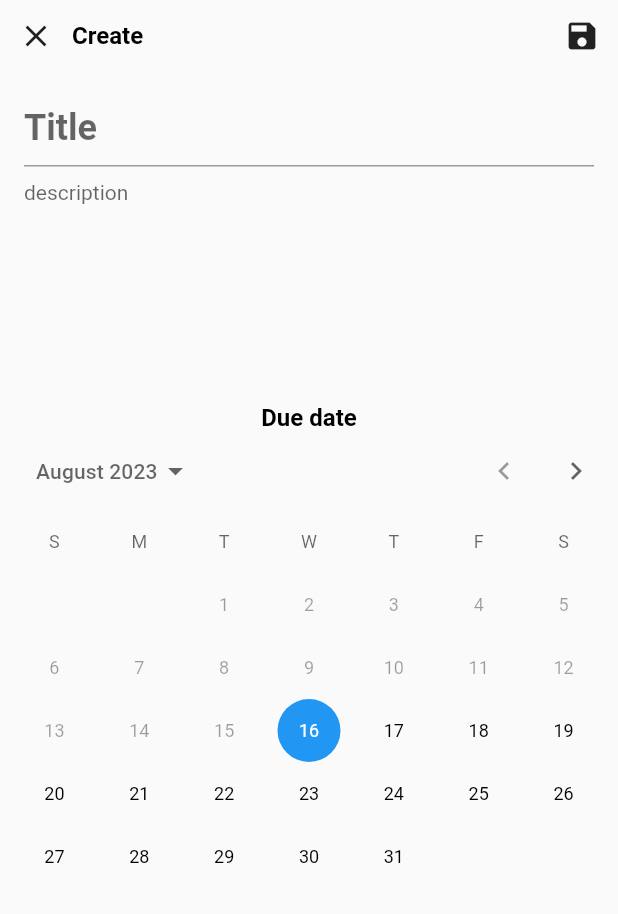
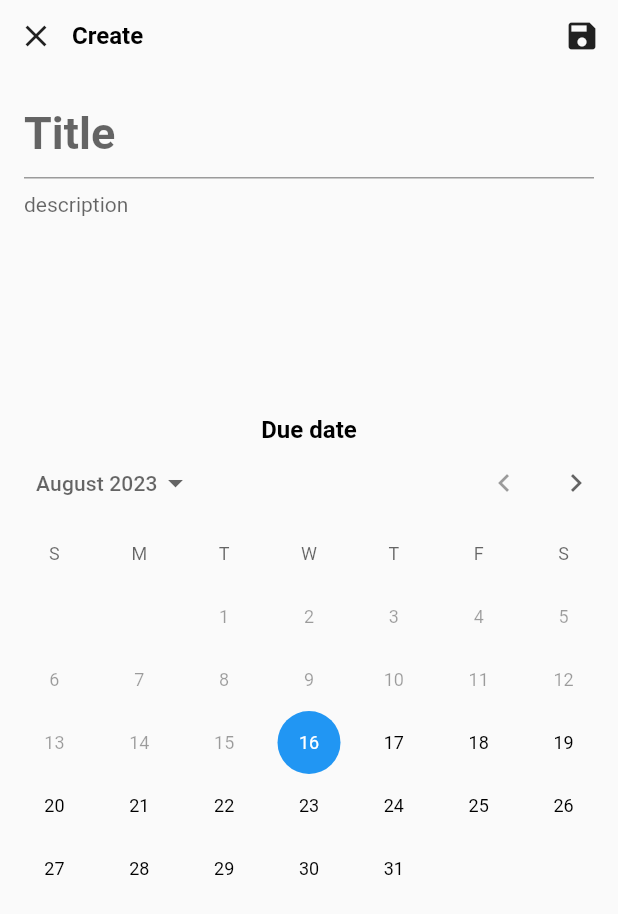
Before and after one commit to Edorin9/osl-task-manager, a Flutter app: the screen it shows after launch, after a tap on the "add" icon, on a phone screen of 412 x 824 dp. Shown: the top 914 px of the screen. Run offline on Flutter 3.47's test engine with Material 2 defaults, Android fonts, the phone set to English and light mode, and no system bars; our stand-ins replace drift, flutter_bloc, flutter_hooks, freezed_annotation; accounts and stored records are empty; generated files the repository leaves out were written again.

Commit message:
style adjustment, minor bug fixes

```diff
--- a/lib/features/details/bloc/details_bloc.dart
+++ b/lib/features/details/bloc/details_bloc.dart
@@ -42,7 +42,7 @@ class DetailsBloc extends Bloc<DetailsEvent, DetailsState> {
             : state.statusField,
         titleField: event.title ?? state.titleField,
         descriptionField: event.description ?? state.descriptionField,
-        dueDateField: event.dueDate ?? DateTime.now(),
+        dueDateField: event.dueDate ?? state.dueDateField,
       ),
     );
   }
@@ -57,7 +57,7 @@ class DetailsBloc extends Bloc<DetailsEvent, DetailsState> {
         statusField: state.task?.status ?? state.statusField,
         titleField: state.task?.title ?? state.titleField,
         descriptionField: state.task?.description ?? state.descriptionField,
-        dueDateField: state.task?.dueDate ?? DateTime.now(),
+        dueDateField: state.task?.dueDate ?? state.dueDateField,
       ),
     );
   }
@@ -83,7 +83,7 @@ class DetailsBloc extends Bloc<DetailsEvent, DetailsState> {
         status:
             state.mode == DetailsMode.edit ? state.statusField : Status.pending,
         dateCreated: DateTime.now(),
-        dueDate: state.dueDateField ?? DateTime.now(),
+        dueDate: state.dueDateField ?? state.task?.dueDate ?? DateTime.now(),
       );
       final id = await _repository.addOrEditTask(task.toTaskModel());
       debugPrint('id: $id');
--- a/lib/features/details/view/details_page.dart
+++ b/lib/features/details/view/details_page.dart
@@ -233,9 +233,8 @@ class _TitleField extends HookWidget {
                     maxLines: null,
                     style: const TextStyle(
                       height: 1.3,
-                      fontWeight: FontWeight.w700,
-                      fontStyle: FontStyle.normal,
-                      fontSize: 24,
+                      fontWeight: FontWeight.bold,
+                      fontSize: 30,
                       color: Color(0xff000000),
                     ),
                     decoration: const InputDecoration(
@@ -392,8 +391,13 @@ class _DueDatePicker extends StatelessWidget {
           onDateChanged: (date) => context.read<DetailsBloc>().add(
                 FieldsUpdated(dueDate: date),
               ),
-          initialDate: state.task?.dueDate ?? DateTime.now(),
-          firstDate: state.task?.dueDate ?? DateTime.now(),
+          initialDate: state.mode == DetailsMode.display ||
+                  state.mode == DetailsMode.edit
+              ? state.task?.dueDate ?? DateTime.now()
+              : DateTime.now(),
+          firstDate: state.mode == DetailsMode.display
+              ? state.task?.dueDate ?? DateTime.now()
+              : DateTime.now(),
           lastDate: state.mode == DetailsMode.display
               ? state.task?.dueDate ?? DateTime.now()
               : DateTime.now().add(const Duration(days: 364635)),
```
